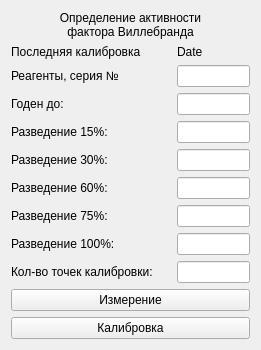
Above: choisedialog/agr2.ui from krang4d/Agrekola before the change. Below: the same form after it.
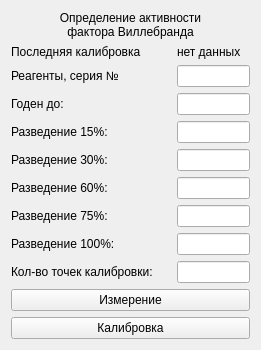
That is the form after the change.

Patch:
```diff
--- a/choisedialog/agr2.ui
+++ b/choisedialog/agr2.ui
@@ -46,7 +46,7 @@
         </size>
        </property>
        <property name="text">
-        <string>Date</string>
+        <string>нет данных</string>
        </property>
       </widget>
      </item>
```
